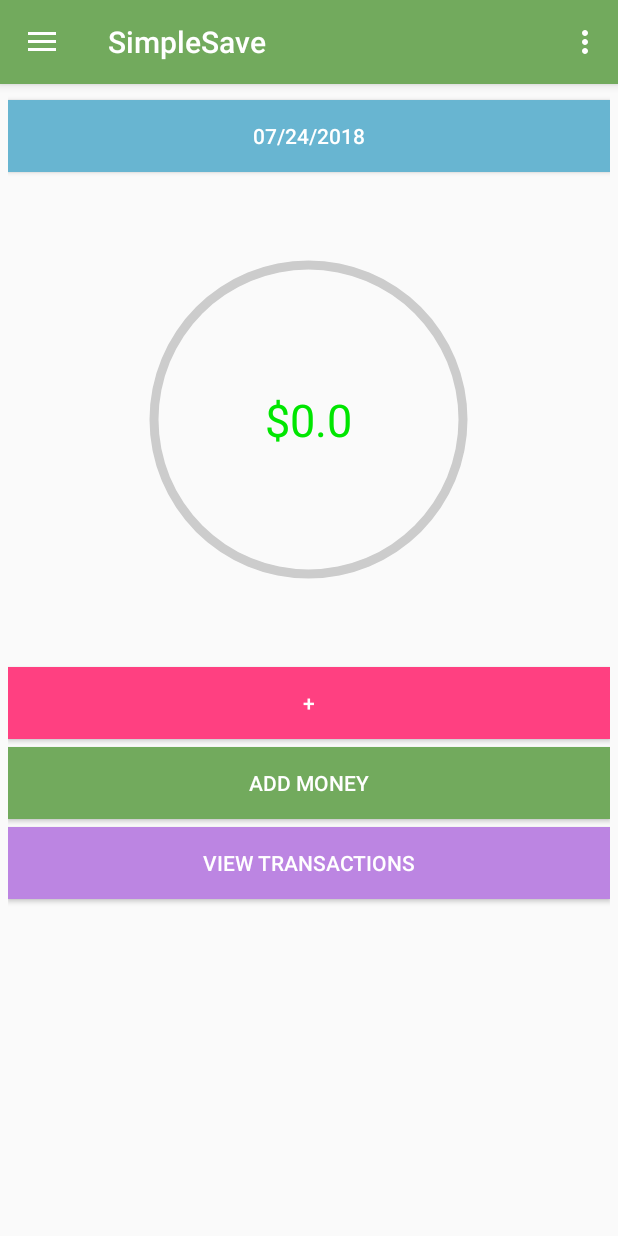
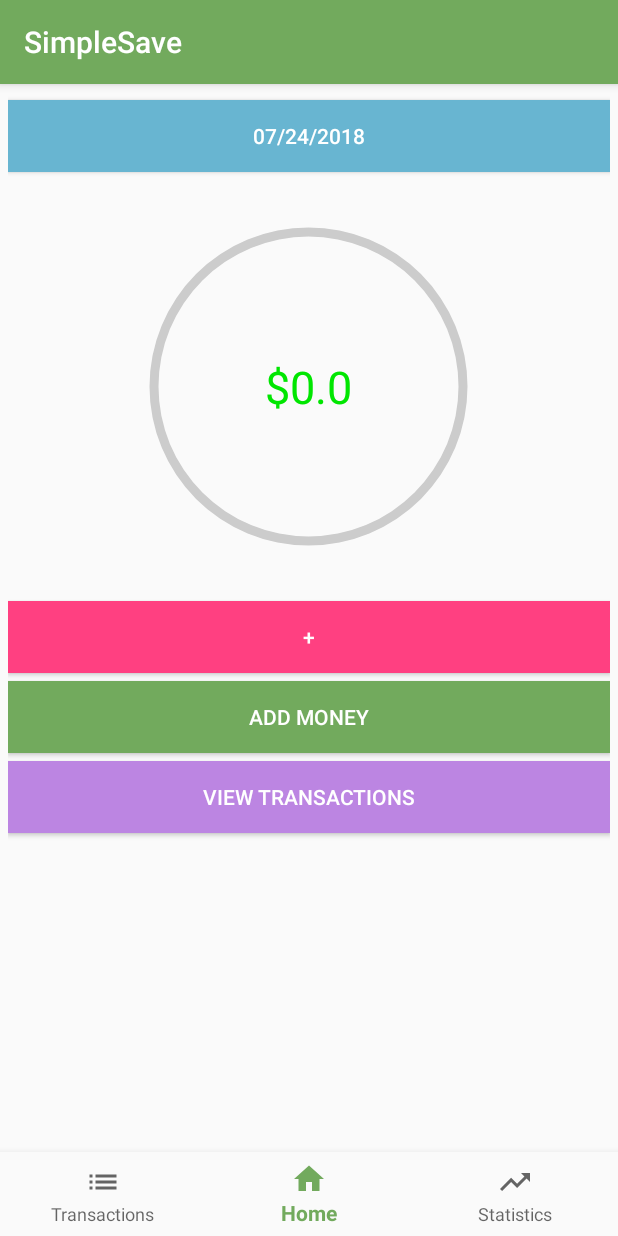
Before and after one commit to ZmanHsiao/SimpleSave, an Android app: the MainActivity screen opened directly, with no data from a screen before it, on a phone screen of 412 x 824 dp. Run offline under Robolectric (Android 15) with nearby library versions, the phone set to English and light mode, and no system bars; our stand-ins replace Firebase (no records; nobody signed in at launch, a user with empty details on screens opened directly); 17 statements that could not run were skipped.

Commit message:
bottom nav

```diff
--- a/app/build.gradle
+++ b/app/build.gradle
@@ -10,6 +10,7 @@ android {
         versionName "1.0"
         testInstrumentationRunner "android.support.test.runner.AndroidJUnitRunner"
         multiDexEnabled true
+        vectorDrawables.useSupportLibrary = true
     }
     buildTypes {
         release {
@@ -26,6 +27,7 @@ dependencies {
     implementation 'com.android.support.constraint:constraint-layout:1.1.2'
     implementation 'com.android.support:support-v4:26.1.0'
     implementation 'com.google.android.gms:play-services-maps:15.0.1'
+    implementation 'com.android.support:support-vector-drawable:26.1.0'
     testImplementation 'junit:junit:4.12'
     androidTestImplementation 'com.android.support.test:runner:1.0.2'
     androidTestImplementation 'com.android.support.test.espresso:espresso-core:3.0.2'
--- a/app/src/main/java/com/example/simplesave/MainActivity.java
+++ b/app/src/main/java/com/example/simplesave/MainActivity.java
@@ -2,135 +2,57 @@ package com.example.simplesave;
 
 import android.content.Intent;
 import android.os.Bundle;
-import android.support.design.widget.NavigationView;
+import android.support.annotation.NonNull;
+import android.support.design.widget.BottomNavigationView;
 import android.support.v4.app.Fragment;
 import android.support.v4.app.FragmentManager;
 import android.support.v4.app.FragmentTransaction;
-import android.support.v4.view.GravityCompat;
-import android.support.v4.widget.DrawerLayout;
-import android.support.v7.app.ActionBarDrawerToggle;
 import android.support.v7.app.AppCompatActivity;
-import android.support.v7.widget.Toolbar;
-import android.view.Menu;
 import android.view.MenuItem;
-import android.view.View;
 import android.widget.TextView;
 
-public class MainActivity extends AppCompatActivity
-        implements NavigationView.OnNavigationItemSelectedListener {
-
+public class MainActivity extends AppCompatActivity {
 
     public static User user;
     public static BudgetPlan budgetplan;
     private Fragment fragment;
 
-    @Override
-    protected void onCreate(Bundle savedInstanceState) {
-        super.onCreate(savedInstanceState);
-        setContentView(R.layout.activity_main2);
-
-        startService(new Intent(getBaseContext(), MyService.class));
-
-        //get user
-        Intent intent = getIntent();
-        user = AppLibrary.deserializeUser(getIntent());
-        // gets user budget
-        budgetplan = user.getBudgetPlan();
-
-        Toolbar toolbar = (Toolbar) findViewById(R.id.toolbar);
-        setSupportActionBar(toolbar);
-
-
-        DrawerLayout drawer = (DrawerLayout) findViewById(R.id.drawer_layout);
-        ActionBarDrawerToggle toggle = new ActionBarDrawerToggle(
-                this, drawer, toolbar, R.string.navigation_drawer_open, R.string.navigation_drawer_close);
-        drawer.addDrawerListener(toggle);
-        toggle.syncState();
-
-        NavigationView navigationView = (NavigationView) findViewById(R.id.nav_view);
-        navigationView.setNavigationItemSelectedListener(this);
-
-        View hView =  navigationView.getHeaderView(0);
-        TextView email = (TextView) hView.findViewById(R.id.email);
-        email.setText(AppLibrary.getEmail());
-
-        Fragment fragment;
-        fragment = new MyDayFragment();
-        FragmentManager fragmentManager = getSupportFragmentManager();
-        FragmentTransaction ft = fragmentManager.beginTransaction();
-        ft.replace(R.id.area, fragment);
-        ft.commit();
-
-    }
+    private BottomNavigationView.OnNavigationItemSelectedListener mOnNavigationItemSelectedListener
+            = new BottomNavigationView.OnNavigationItemSelectedListener() {
 
         @Override
-    public void onBackPressed() {
-        DrawerLayout drawer = (DrawerLayout) findViewById(R.id.drawer_layout);
-        if (drawer.isDrawerOpen(GravityCompat.START)) {
-            drawer.closeDrawer(GravityCompat.START);
-        } else {
-            super.onBackPressed();
-        }
-    }
-
-    @Override
-    public boolean onCreateOptionsMenu(Menu menu) {
-        // Inflate the menu; this adds items to the action bar if it is present.
-        getMenuInflater().inflate(R.menu.main2, menu);
-        return true;
-    }
-
-    @Override
-    public boolean onOptionsItemSelected(MenuItem item) {
-        // Handle action bar item clicks here. The action bar will
-        // automatically handle clicks on the Home/Up button, so long
-        // as you specify a parent activity in AndroidManifest.xml.
-        int id = item.getItemId();
-
-        //noinspection SimplifiableIfStatement
-        if (id == R.id.action_settings) {
-            return true;
-        }
-
-        return super.onOptionsItemSelected(item);
-    }
-
-    @SuppressWarnings("StatementWithEmptyBody")
-    @Override
-    public boolean onNavigationItemSelected(MenuItem item) {
-
+        public boolean onNavigationItemSelected(@NonNull MenuItem item) {
             // Handle navigation view item clicks here.
             int id = item.getItemId();
 
-        if (id == R.id.myDay) {
+            if (id == R.id.navigation_home) {
                 fragment = new MyDayFragment();
             } else if (id == R.id.transactions) {
                 fragment = new TransactionFragment();
-        } else if (id == R.id.categories) {
-            fragment = new CategoryFragment();
-        } else if (id == R.id.stats) {
+            } else if (id == R.id.statistics) {
                 fragment = new StatsFragment();
-        } else if (id == R.id.editBudgetPlan) {
-            fragment = new InputBudgetFragment();
-        } else if (id == R.id.maps) {
-            fragment = new MapFragment();
             }
 
             FragmentManager fragmentManager = getSupportFragmentManager();
             FragmentTransaction ft = fragmentManager.beginTransaction();
-        ft.replace(R.id.area, fragment);
+            ft.replace(R.id.container, fragment);
             ft.commit();
-
-        DrawerLayout drawer = (DrawerLayout) findViewById(R.id.drawer_layout);
-        drawer.closeDrawer(GravityCompat.START);
             return true;
         }
+    };
 
-//    @Override
-//    public void onDestroy() {
-//        super.onDestroy();
-//        AppLibrary.pushUser(user);
-//        System.out.println("PUSH FROM ONDESTROY MAIN: " + user.getBudgetPlan().getRemBudget());
-//    }
+    @Override
+    protected void onCreate(Bundle savedInstanceState) {
+        super.onCreate(savedInstanceState);
+        setContentView(R.layout.activity_main3);
+
+        Intent intent = getIntent();
+        user = AppLibrary.deserializeUser(getIntent());
+        budgetplan = user.getBudgetPlan();
+
+        BottomNavigationView navigation = (BottomNavigationView) findViewById(R.id.navigation);
+        navigation.setOnNavigationItemSelectedListener(mOnNavigationItemSelectedListener);
+        navigation.setSelectedItemId(R.id.navigation_home);
+    }
 
 }
--- a/app/src/main/java/com/example/simplesave/MapFragment.java
+++ b/app/src/main/java/com/example/simplesave/MapFragment.java
@@ -142,11 +142,11 @@ public class MapFragment extends Fragment implements GetNearbyPlacesData.OnTaskC
     private String getUrl(double latitude, double longitude, String nearbyPlace, int price) {
         StringBuilder googlePlaceUrl = new StringBuilder("https://maps.googleapis.com/maps/api/place/nearbysearch/json?");
         googlePlaceUrl.append("location=" + latitude + "," + longitude);
-        googlePlaceUrl.append("&radius="+ "10000");
+        googlePlaceUrl.append("&radius="+ "15000");
         //googlePlaceUrl.append("&rankby="+ "distance");
         googlePlaceUrl.append("&type=" + nearbyPlace);
         googlePlaceUrl.append("&opennow");
-        googlePlaceUrl.append("&minprice=" + price);
+        //googlePlaceUrl.append("&minprice=" + price);
         googlePlaceUrl.append("&maxprice=" + price);
         googlePlaceUrl.append("&key="+"AIzaSyCYWBfyhO7swPInMM5IKzd9cSuKVxfGuxY");
         return googlePlaceUrl.toString();
--- a/app/src/main/java/com/example/simplesave/MyDayFragment.java
+++ b/app/src/main/java/com/example/simplesave/MyDayFragment.java
@@ -2,10 +2,8 @@ package com.example.simplesave;
 
 import android.animation.ObjectAnimator;
 import android.app.AlertDialog;
-import android.content.Intent;
 import android.graphics.Color;
 import android.graphics.PorterDuff;
-import android.os.Build;
 import android.os.Bundle;
 import android.support.v4.app.Fragment;
 import android.support.v7.widget.LinearLayoutManager;
--- a/app/src/main/java/com/example/simplesave/StatsFragment.java
+++ b/app/src/main/java/com/example/simplesave/StatsFragment.java
@@ -1,7 +1,5 @@
 package com.example.simplesave;
 
-import android.content.Context;
-import android.net.Uri;
 import android.os.Bundle;
 import android.support.v4.app.Fragment;
 import android.view.LayoutInflater;
@@ -14,9 +12,7 @@ import com.jjoe64.graphview.series.BarGraphSeries;
 import com.jjoe64.graphview.series.DataPoint;
 import com.jjoe64.graphview.series.LineGraphSeries;
 
-import java.sql.Timestamp;
 import java.util.Arrays;
-import java.util.Date;
 
 
 public class StatsFragment extends Fragment {
--- /dev/null
+++ b/app/src/main/res/drawable/ic_home_black_24dp.xml
@@ -0,0 +1,9 @@
+<vector xmlns:android="http://schemas.android.com/apk/res/android"
+    android:width="24dp"
+    android:height="24dp"
+    android:viewportHeight="24.0"
+    android:viewportWidth="24.0">
+    <path
+        android:fillColor="#FF000000"
+        android:pathData="M10,20v-6h4v6h5v-8h3L12,3 2,12h3v8z" />
+</vector>
--- /dev/null
+++ b/app/src/main/res/drawable/ic_list_black_24dp.xml
@@ -0,0 +1,9 @@
+<vector xmlns:android="http://schemas.android.com/apk/res/android"
+        android:width="24dp"
+        android:height="24dp"
+        android:viewportWidth="24.0"
+        android:viewportHeight="24.0">
+    <path
+        android:fillColor="#FF000000"
+        android:pathData="M3,13h2v-2L3,11v2zM3,17h2v-2L3,15v2zM3,9h2L5,7L3,7v2zM7,13h14v-2L7,11v2zM7,17h14v-2L7,15v2zM7,7v2h14L21,7L7,7z"/>
+</vector>
--- /dev/null
+++ b/app/src/main/res/drawable/ic_trending_up_black_24dp.xml
@@ -0,0 +1,9 @@
+<vector xmlns:android="http://schemas.android.com/apk/res/android"
+        android:width="24dp"
+        android:height="24dp"
+        android:viewportWidth="24.0"
+        android:viewportHeight="24.0">
+    <path
+        android:fillColor="#FF000000"
+        android:pathData="M16,6l2.29,2.29 -4.88,4.88 -4,-4L2,16.59 3.41,18l6,-6 4,4 6.3,-6.29L22,12V6z"/>
+</vector>
--- a/app/src/main/res/layout/activity_daily.xml
+++ b/app/src/main/res/layout/activity_daily.xml
@@ -46,7 +46,7 @@
         android:layout_width="250dp"
         android:layout_height="250dp"
         android:layout_gravity="center"
-        android:layout_marginTop="40dp">
+        android:layout_marginTop="18dp">
         <ProgressBar
             android:id="@+id/progress"
             style="?android:progressBarStyleHorizontal"
@@ -73,7 +73,7 @@
         android:layout_width="match_parent"
         android:layout_height="wrap_content"
         android:layout_gravity="center"
-        android:layout_marginTop="40dp"
+        android:layout_marginTop="18dp"
         android:background="@color/colorAccent"
         android:textColor="@android:color/white"
         android:text="+" />
--- /dev/null
+++ b/app/src/main/res/layout/activity_main3.xml
@@ -0,0 +1,27 @@
+<?xml version="1.0" encoding="utf-8"?>
+<RelativeLayout xmlns:android="http://schemas.android.com/apk/res/android"
+    xmlns:app="http://schemas.android.com/apk/res-auto"
+    xmlns:tools="http://schemas.android.com/tools"
+    android:layout_width="match_parent"
+    android:layout_height="match_parent"
+    tools:context=".MainActivity">
+
+    <LinearLayout
+        android:layout_width="match_parent"
+        android:layout_height="match_parent"
+        android:layout_above="@+id/navigation"
+        android:orientation="vertical"
+        android:id="@+id/container"/>
+
+    <android.support.design.widget.BottomNavigationView
+        android:id="@+id/navigation"
+        android:layout_width="match_parent"
+        android:layout_height="wrap_content"
+        android:layout_marginEnd="0dp"
+        android:layout_marginStart="0dp"
+        android:background="?android:attr/windowBackground"
+        android:layout_alignParentBottom="true"
+        app:menu="@menu/navigation" />
+
+
+</RelativeLayout>
--- /dev/null
+++ b/app/src/main/res/menu/navigation.xml
@@ -0,0 +1,20 @@
+<?xml version="1.0" encoding="utf-8"?>
+<menu xmlns:android="http://schemas.android.com/apk/res/android">
+
+    <item
+        android:id="@+id/transactions"
+        android:icon="@drawable/ic_list_black_24dp"
+        android:title="@string/transactions" />
+
+    <item
+        android:id="@+id/navigation_home"
+        android:icon="@drawable/ic_home_black_24dp"
+        android:title="@string/title_home" />
+
+
+    <item
+        android:id="@+id/statistics"
+        android:icon="@drawable/ic_trending_up_black_24dp"
+        android:title="@string/statistics" />
+
+</menu>
--- a/app/src/main/res/values/strings.xml
+++ b/app/src/main/res/values/strings.xml
@@ -18,6 +18,12 @@
     <!-- TODO: Remove or change this placeholder text -->
     <string name="hello_blank_fragment">Hello blank fragment</string>
     <string name="title_activity_add_transaction">AddTransactionActivity</string>
+    <string name="title_activity_main3">SimpleSave</string>
+    <string name="title_home">Home</string>
+    <string name="title_dashboard">Dashboard</string>
+    <string name="title_notifications">Notifications</string>
+    <string name="transactions">Transactions</string>
+    <string name="statistics">Statistics</string>
 
 
 </resources>
```
Also changed, not shown: app/src/main/AndroidManifest.xml (+3 -8 lines), app/src/main/java/com/example/simplesave/MyService.java (deleted, +0 -27 lines), app/src/main/java/com/example/simplesave/TransactionFragment.java (+7 -5 lines), app/src/main/res/drawable/ic_dashboard_black_24dp.xml (added, +9 -0 lines). Lines whose indentation alone changed are shown as unchanged.
